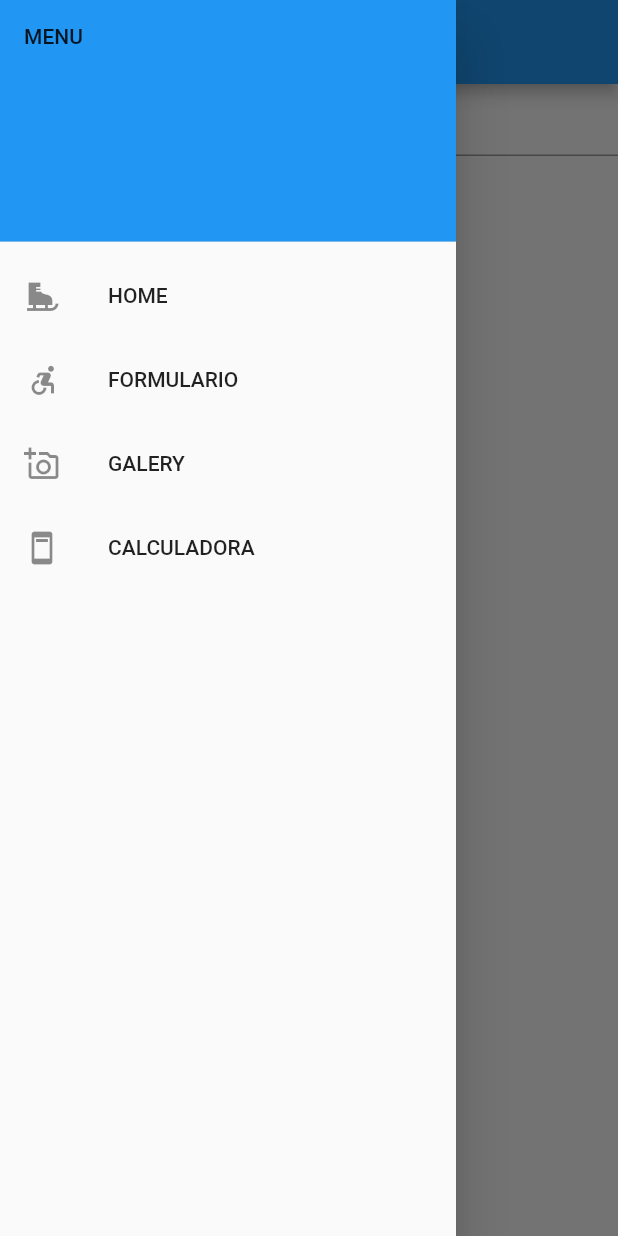
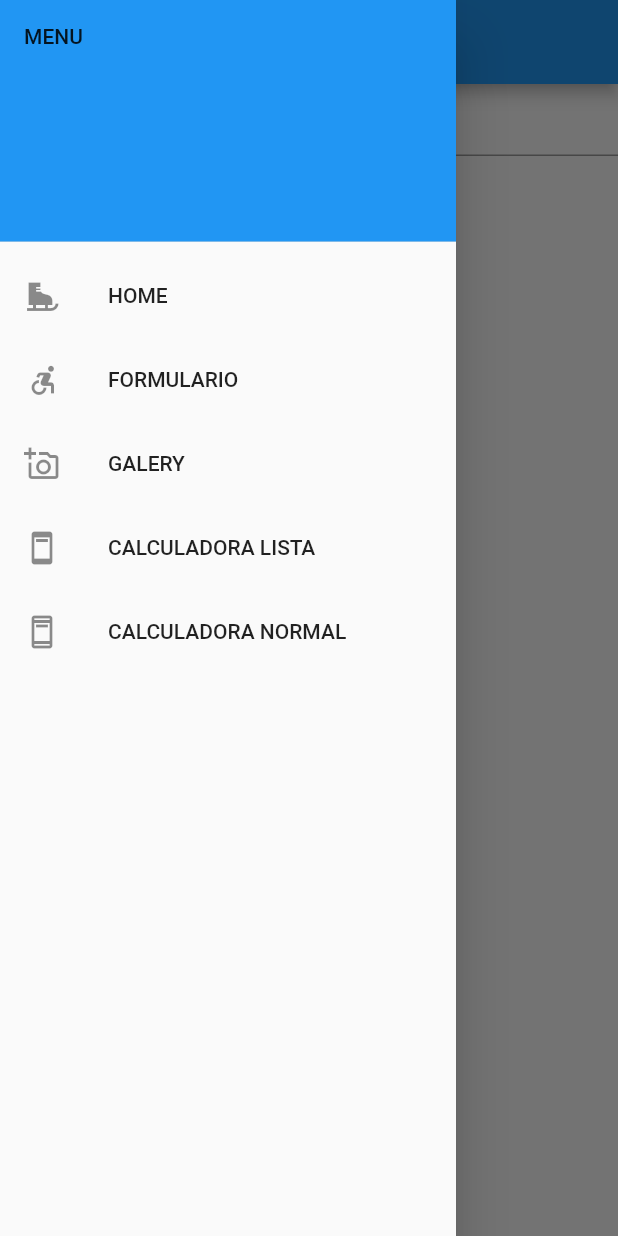
Before and after one commit to drsavi/fictional-octo-fortnight, a Flutter app: the FormularyScreen screen opened directly, with the side drawer open, on a phone screen of 412 x 824 dp. Run offline on Flutter 3.47's test engine with Material 2 defaults, Android fonts, the phone set to English and light mode, and no system bars.

Commit message:
Adicionada calculadora e refatorado detalhes de outras telas

```diff
--- a/lib/app/components/menu_component.dart
+++ b/lib/app/components/menu_component.dart
@@ -3,6 +3,7 @@ import 'package:primeiro_app/app/screens/formulary_screen.dart';
 import 'package:primeiro_app/app/screens/home_screen.dart';
 import '../screens/galery_screen.dart';
 import '../screens/list_calculator_screen.dart';
+import '../screens/regular_calculator_screen.dart';
 
 Widget MenuComponent(BuildContext context) {
   return Drawer(
@@ -49,7 +50,7 @@ Widget MenuComponent(BuildContext context) {
           },
         ),
         ListTile(
-          title: const Text('CALCULADORA'),
+          title: const Text('CALCULADORA LISTA'),
           leading: Icon(Icons.ad_units),
           onTap: () {
             Navigator.push(
@@ -58,6 +59,16 @@ Widget MenuComponent(BuildContext context) {
                     builder: (context) => ListCalculatorScreen(title: 'CALCULADORA')));
           },
         ),
+        ListTile(
+          title: const Text('CALCULADORA NORMAL'),
+          leading: Icon(Icons.ad_units_outlined),
+          onTap: () {
+            Navigator.push(
+                context,
+                MaterialPageRoute(
+                    builder: (context) => RegularCalculatorScreen(title: 'CALCULADORA')));
+          },
+        ),
       ],
     ),
   );
--- a/lib/app/screens/formulary_screen.dart
+++ b/lib/app/screens/formulary_screen.dart
@@ -79,20 +79,21 @@ class _MyFormularyScreenState extends State<FormularyScreen> {
                   style: ElevatedButton.styleFrom(
                     shape: CircleBorder(),
                     padding: EdgeInsets.all(20),
-                    primary: Colors.blue, // <-- Button color
-                    onPrimary: Colors.red, // <-- Splash color
+                    primary: Colors.blue,
+                    onPrimary: Colors.red,
                   ),
                 ),
-
-                TextButton(
-                  style: ButtonStyle(
-                    foregroundColor: MaterialStateProperty.all<Color>(Colors.black87),
-                    backgroundColor: MaterialStateProperty.all<Color>(Colors.blue),
-                  ),
-                  onPressed: ( ) {
+                ElevatedButton(
+                  onPressed: () {
                     _cleanList();
                   },
-                  child: Text('LIMPAR'),
+                  child: Icon(Icons.delete, color: Colors.white),
+                  style: ElevatedButton.styleFrom(
+                    shape: CircleBorder(),
+                    padding: EdgeInsets.all(20),
+                    primary: Colors.blue,
+                    onPrimary: Colors.black,
+                  ),
                 ),
               ],
             ),
```
Also changed, not shown: lib/app/screens/galery_screen.dart (+3 -28 lines), lib/app/screens/home_screen.dart (+1 -13 lines), lib/app/screens/list_calculator_screen.dart (+11 -6 lines), lib/app/screens/regular_calculator_screen.dart (added, +124 -0 lines).
